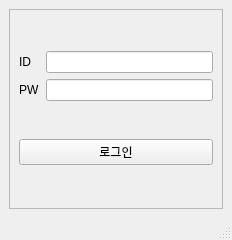
This is login.ui in Habeen-Jun/NaverCafe_Macro as Qt 5 draws it before an edit. The edited form follows.
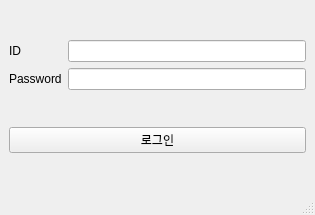
This is the edited form.

The edit to the form file:
```diff
--- a/login.ui
+++ b/login.ui
@@ -6,8 +6,8 @@
    <rect>
     <x>0</x>
     <y>0</y>
-    <width>232</width>
-    <height>240</height>
+    <width>315</width>
+    <height>215</height>
    </rect>
   </property>
   <property name="windowTitle">
@@ -16,42 +16,27 @@
   <widget class="QWidget" name="centralwidget">
    <layout class="QGridLayout" name="gridLayout">
     <item row="0" column="0">
-     <widget class="QScrollArea" name="scrollArea">
-      <property name="widgetResizable">
-       <bool>true</bool>
-      </property>
-      <widget class="QWidget" name="scrollAreaWidgetContents">
-       <property name="geometry">
-        <rect>
-         <x>0</x>
-         <y>0</y>
-         <width>206</width>
-         <height>171</height>
-        </rect>
-       </property>
-       <layout class="QGridLayout" name="gridLayout_3">
-        <item row="0" column="0">
          <layout class="QGridLayout" name="gridLayout_2">
-          <item row="2" column="1">
-           <widget class="QLineEdit" name="lineEdit_2"/>
-          </item>
-          <item row="2" column="0">
-           <widget class="QLabel" name="label_2">
-            <property name="text">
-             <string>PW</string>
-            </property>
-           </widget>
-          </item>
-          <item row="1" column="1">
+      <item row="0" column="1">
            <widget class="QLineEdit" name="lineEdit"/>
           </item>
-          <item row="1" column="0">
+      <item row="1" column="1">
+       <widget class="QLineEdit" name="lineEdit_2"/>
+      </item>
+      <item row="0" column="0">
            <widget class="QLabel" name="label">
             <property name="text">
              <string>ID</string>
             </property>
            </widget>
           </item>
+      <item row="1" column="0">
+       <widget class="QLabel" name="label_2">
+        <property name="text">
+         <string>Password</string>
+        </property>
+       </widget>
+      </item>
          </layout>
         </item>
         <item row="1" column="0">
@@ -63,10 +48,6 @@
         </item>
        </layout>
       </widget>
-     </widget>
-    </item>
-   </layout>
-  </widget>
   <widget class="QMenuBar" name="menubar">
    <property name="geometry">
     <rect>
```
Left out of the diff: 4 changed lines with no effect on the pictures. Lines whose indentation alone changed are shown as unchanged.
